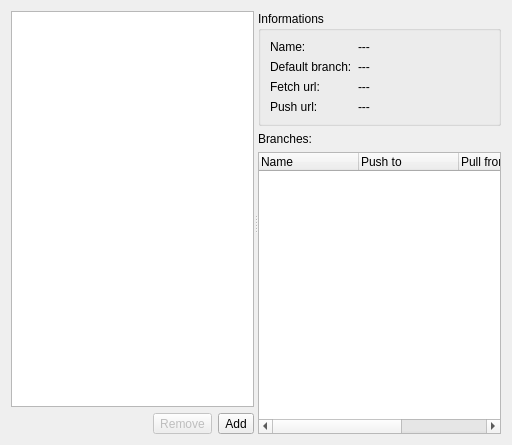
The window that src/widgets/remoteswidget.ui (HamedMasafi/GitKlient) describes before a commit, drawn with Qt 5.
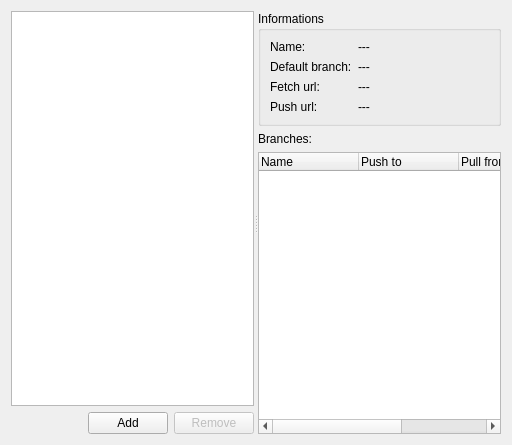
The same window after the commit. Icons and pictures are not drawn. Custom widgets are drawn as their Qt base class.

Diff of the .ui file:
```diff
--- a/src/widgets/remoteswidget.ui
+++ b/src/widgets/remoteswidget.ui
@@ -26,7 +26,11 @@
      <widget class="QWidget" name="layoutWidget">
       <layout class="QVBoxLayout" name="verticalLayout_2">
        <item>
-        <widget class="QListView" name="listView"/>
+        <widget class="ListView" name="listView">
+         <property name="contextMenuPolicy">
+          <enum>Qt::CustomContextMenu</enum>
+         </property>
+        </widget>
        </item>
        <item>
         <layout class="QHBoxLayout" name="horizontalLayout">
@@ -44,7 +48,14 @@
           </spacer>
          </item>
          <item>
-          <widget class="QToolButton" name="toolButtonRemove">
+          <widget class="PushButton" name="pushButtonAdd">
+           <property name="text">
+            <string>Add</string>
+           </property>
+          </widget>
+         </item>
+         <item>
+          <widget class="PushButton" name="pushButtonRemove">
            <property name="enabled">
             <bool>false</bool>
            </property>
@@ -53,13 +64,6 @@
            </property>
           </widget>
          </item>
-         <item>
-          <widget class="QToolButton" name="toolButtonAdd">
-           <property name="text">
-            <string>Add</string>
-           </property>
-          </widget>
-         </item>
         </layout>
        </item>
       </layout>
@@ -180,6 +184,18 @@
    </item>
   </layout>
  </widget>
+ <customwidgets>
+  <customwidget>
+   <class>PushButton</class>
+   <extends>QPushButton</extends>
+   <header>core/pushbutton.h</header>
+  </customwidget>
+  <customwidget>
+   <class>ListView</class>
+   <extends>QListView</extends>
+   <header>core/listview.h</header>
+  </customwidget>
+ </customwidgets>
  <resources/>
  <connections/>
 </ui>
```
